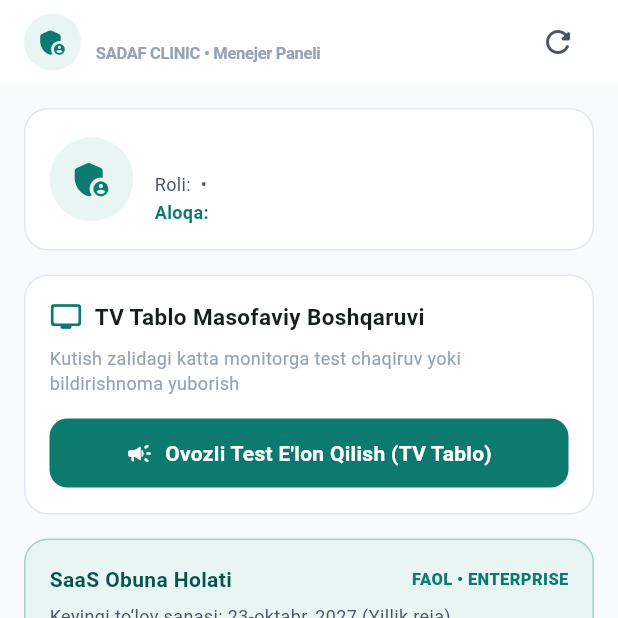
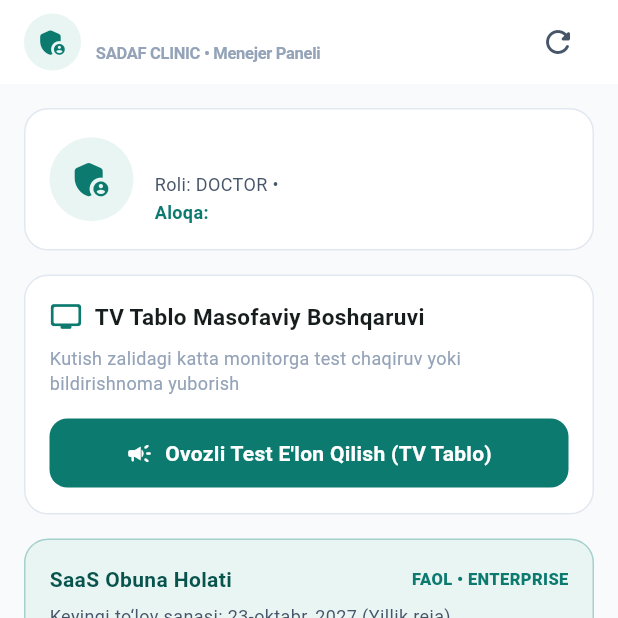
Before and after one commit to wisperwindoxas/klinikalar_crm, a Flutter app: the ManagerMainScreen screen opened directly, item 5 of the bottom bar chosen, on a phone screen of 412 x 824 dp, the top half of it. Run offline on Flutter 3.47's test engine with Material 3 defaults, Android fonts, the light colour scheme and no system bars; our stand-ins replace shared_preferences; accounts and stored records are empty; network calls fail.

Commit message:
fix(mobile): avtomatik profil rolini aniqlash va mos oynaga yo'naltirish (Manager, Kassir, Shifokor)

```diff
--- a/mobile_app/lib/main.dart
+++ b/mobile_app/lib/main.dart
@@ -39,12 +39,12 @@ class RootGateScreen extends StatelessWidget {
     }
 
     final user = auth.currentUser!;
-    if (user.isDoctor) {
-      return const DoctorMainScreen();
+    if (user.isManager) {
+      return const ManagerMainScreen();
     } else if (user.isCashier) {
       return const CashierMainScreen();
     } else {
-      return const ManagerMainScreen();
+      return const DoctorMainScreen();
     }
   }
 }
--- a/mobile_app/lib/models/user_model.dart
+++ b/mobile_app/lib/models/user_model.dart
@@ -29,21 +29,63 @@ class UserModel {
     this.avatarUrl,
   });
 
-  bool get isDoctor => role.toUpperCase().contains('DOCTOR');
-  bool get isCashier => role.toUpperCase().contains('CASHIER');
-  bool get isManager => role.toUpperCase().contains('MANAGER') || role.toUpperCase().contains('ADMIN');
+  bool get isCashier =>
+      role.toUpperCase().contains('CASHIER') ||
+      role.toUpperCase().contains('KASSIR');
+
+  bool get isManager =>
+      role.toUpperCase().contains('MANAGER') ||
+      role.toUpperCase().contains('ADMIN') ||
+      role.toUpperCase().contains('DIRECTOR') ||
+      role.toUpperCase().contains('BOSH') ||
+      role.toUpperCase().contains('SUPER');
+
+  bool get isDoctor =>
+      role.toUpperCase().contains('DOCTOR') ||
+      role.toUpperCase().contains('SHIFOKOR') ||
+      role.toUpperCase().contains('VRACH') ||
+      (!isCashier && !isManager);
 
   factory UserModel.fromJson(Map<String, dynamic> json) {
+    String rawRole = (json['role'] ??
+            json['role_code'] ??
+            json['roleCode'] ??
+            json['role_name'] ??
+            json['roleName'] ??
+            '')
+        .toString()
+        .trim();
+
+    final username = (json['username'] ?? json['login'] ?? '').toString().toLowerCase();
+
+    if (rawRole.isEmpty) {
+      if (username.contains('kassir') || username.contains('cashier')) {
+        rawRole = 'CASHIER';
+      } else if (username.contains('admin') ||
+          username.contains('manager') ||
+          username.contains('windoxas') ||
+          username.contains('direktor')) {
+        rawRole = 'MANAGER';
+      } else if (username.contains('doc') ||
+          username.contains('shifokor') ||
+          json['doctorId'] != null ||
+          json['doctor_id'] != null) {
+        rawRole = 'DOCTOR';
+      } else {
+        rawRole = 'DOCTOR';
+      }
+    }
+
     return UserModel(
-      id: json['id']?.toString() ?? '',
+      id: (json['id'] ?? json['userId'] ?? json['user_id'])?.toString() ?? '',
       fullName: json['fullName'] ?? json['full_name'] ?? json['name'] ?? 'Foydalanuvchi',
-      email: json['email'],
-      phone: json['phone'],
-      username: json['username'] ?? json['login'],
-      role: json['role'] ?? 'DOCTOR',
-      clinicId: json['clinicId'] ?? json['clinic_id'],
-      clinicName: json['clinicName'] ?? json['clinic_name'] ?? 'SADAF CLINIC',
-      doctorId: json['doctorId'] ?? json['doctor_id'] ?? json['doctor']?['id'],
+      email: json['email']?.toString(),
+      phone: json['phone']?.toString(),
+      username: (json['username'] ?? json['login'])?.toString(),
+      role: rawRole.toUpperCase(),
+      clinicId: (json['clinicId'] ?? json['clinic_id'] ?? json['clinic']?['id'])?.toString(),
+      clinicName: json['clinicName'] ?? json['clinic_name'] ?? json['clinic']?['name'] ?? 'SADAF CLINIC',
+      doctorId: (json['doctorId'] ?? json['doctor_id'] ?? json['doctor']?['id'])?.toString(),
       roomNumber: (json['roomNumber'] ?? json['room_number'] ?? json['cabinet_number'] ?? json['doctor']?['room_number'])?.toString(),
       specialtyName: json['specialtyName'] ?? json['specialty_name'] ?? json['specialty'],
       avatarUrl: json['avatarUrl'] ?? json['avatar_url'],
```
Also changed, not shown: mobile_app/lib/screens/auth/login_screen.dart (+7 -8 lines), mobile_app/lib/services/api_service.dart (+15 -4 lines), mobile_app/lib/services/auth_service.dart (+27 -5 lines).
